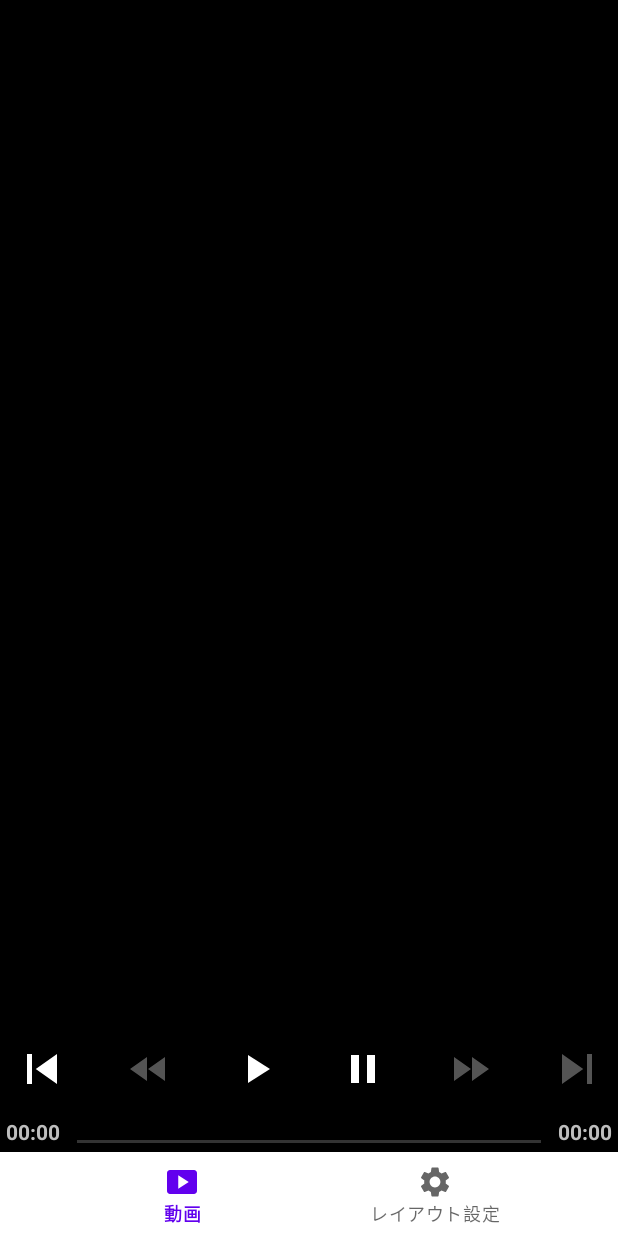
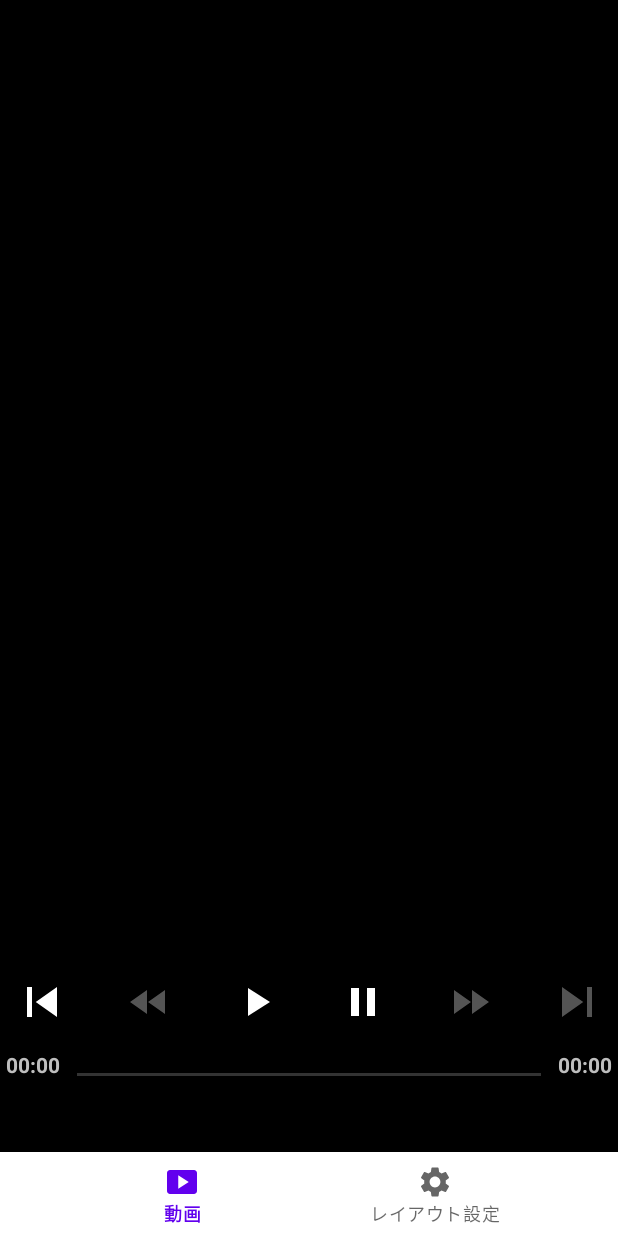
Before and after one commit to dao0203/cta_youtube-usability-app, an Android app: the screen it shows after launch (MainActivity), on a phone screen of 412 x 824 dp. Run offline under Robolectric (Android 15) with nearby library versions, the phone set to English and light mode, and no system bars.

Commit message:
[update] marginBottomの調整でシークバーを表示

```diff
--- a/app/src/main/res/layout/fragment_video.xml
+++ b/app/src/main/res/layout/fragment_video.xml
@@ -8,26 +8,13 @@
     android:background="#000000"
     tools:context=".movie.VideoFragment">
 
-
     <androidx.media3.ui.PlayerView
         android:id="@+id/video_view"
         android:layout_width="match_parent"
-        android:layout_height="900dp"
+        android:layout_height="match_parent"
+        android:layout_marginBottom="100dp"
         app:controller_layout_id="@layout/youtube_layout"
-        app:layout_constraintBottom_toTopOf="@id/invisible_view"
         app:show_timeout="10000"
         tools:layout_editor_absoluteX="0dp" />
 
-
-    <!--    仮のボトムナビゲーションビュー-->
-    <com.google.android.material.bottomnavigation.BottomNavigationView
-        android:id="@+id/invisible_view"
-        android:layout_width="match_parent"
-        android:layout_height="0dp"
-        android:visibility="invisible"
-        app:layout_constraintBottom_toBottomOf="parent"
-        app:layout_constraintEnd_toEndOf="parent"
-        app:layout_constraintStart_toStartOf="parent" />
-
-
 </androidx.constraintlayout.widget.ConstraintLayout>
```
